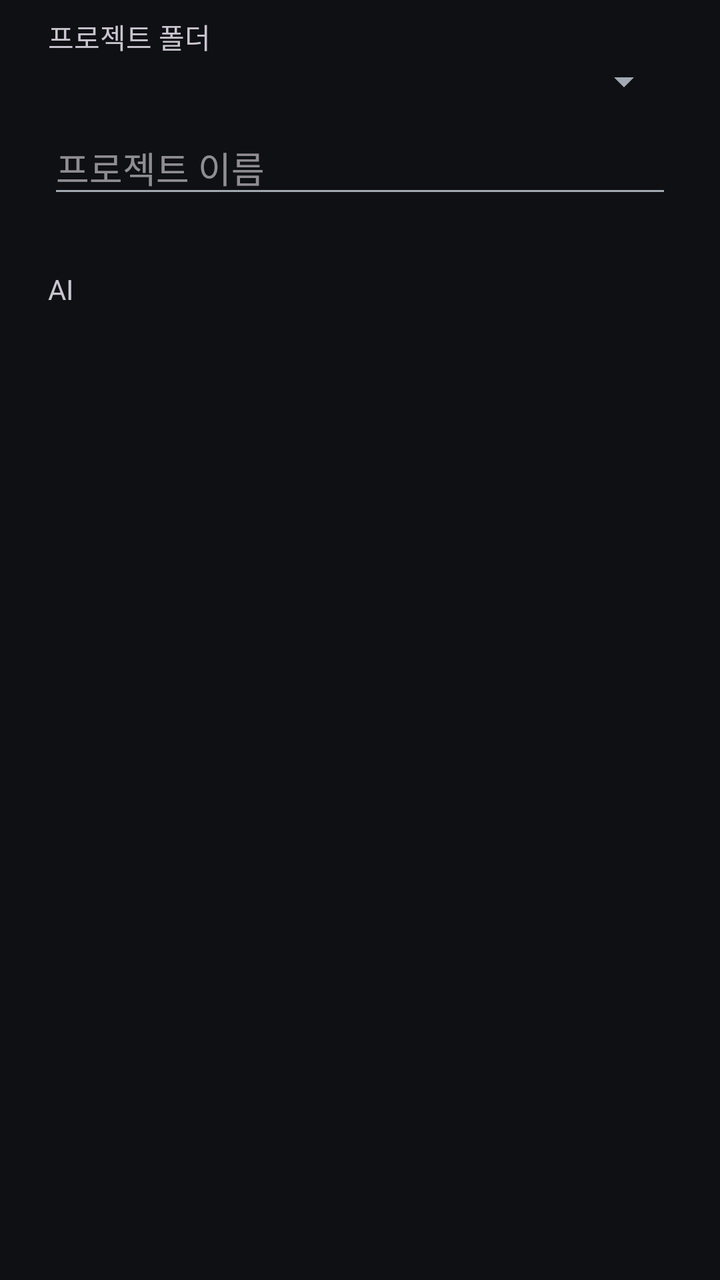
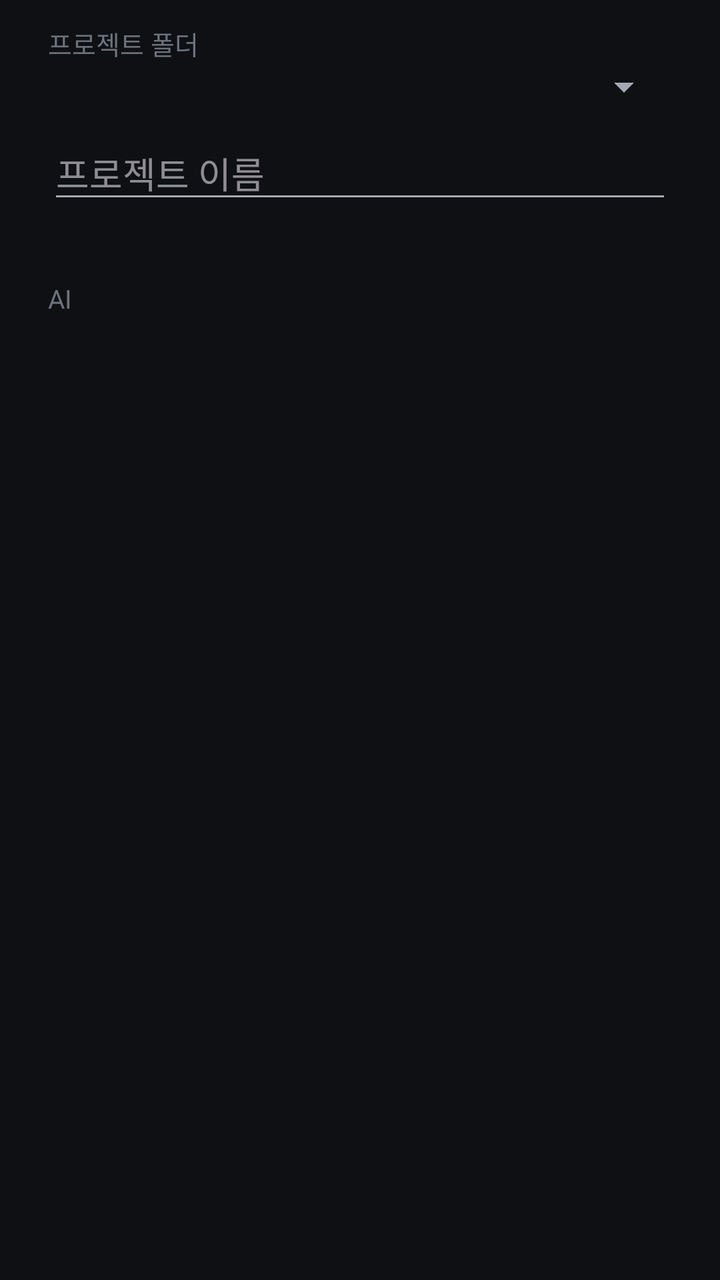

Compare the two renders of this Android layout. The source of the first and the diff that turns it into the second are given below.
<!-- AndroidManifest.xml: application theme Theme.Mpta -->
<!-- res/layout/dialog_new_project.xml -->
<?xml version="1.0" encoding="utf-8"?>
<LinearLayout xmlns:android="http://schemas.android.com/apk/res/android"
    android:layout_width="match_parent"
    android:layout_height="wrap_content"
    android:orientation="vertical"
    android:paddingStart="24dp"
    android:paddingTop="8dp"
    android:paddingEnd="24dp">

    <TextView
        android:id="@+id/rootLabel"
        android:layout_width="match_parent"
        android:layout_height="wrap_content"
        android:text="@string/project_root"
        android:textAppearance="?android:attr/textAppearanceSmall" />

    <Spinner
        android:id="@+id/rootSpinner"
        android:layout_width="match_parent"
        android:layout_height="wrap_content" />

    <EditText
        android:id="@+id/nameInput"
        android:layout_width="match_parent"
        android:layout_height="wrap_content"
        android:layout_marginTop="8dp"
        android:hint="@string/project_name_hint"
        android:importantForAutofill="no"
        android:inputType="text"
        android:maxLines="1" />

    <TextView
        android:id="@+id/pathPreview"
        android:layout_width="match_parent"
        android:layout_height="wrap_content"
        android:textAppearance="?android:attr/textAppearanceSmall" />

    <TextView
        android:layout_width="match_parent"
        android:layout_height="wrap_content"
        android:layout_marginTop="12dp"
        android:text="@string/project_agent"
        android:textAppearance="?android:attr/textAppearanceSmall" />

    <RadioGroup
        android:id="@+id/agentGroup"
        android:layout_width="match_parent"
        android:layout_height="wrap_content" />
</LinearLayout>
<!-- resources referenced by this layout -->
<resources>
  <string name="project_agent">AI</string>
  <string name="project_name_hint">프로젝트 이름</string>
  <string name="project_root">프로젝트 폴더</string>
  <color name="accent">#7FA9D8</color>
  <color name="accent_on">#0E1013</color>
  <color name="accent_container">#1F3147</color>
  <color name="accent_on_container">#D5E3F4</color>
  <color name="text_secondary">#A3A9B2</color>
  <color name="ink_3">#232830</color>
  <color name="ink_0">#0E1013</color>
  <color name="text_primary">#E7E9EC</color>
  <color name="ink_1">#15181D</color>
  <color name="ink_2">#1B1F25</color>
  <color name="hairline_strong">#24FFFFFF</color>
  <color name="hairline">#17FFFFFF</color>
  <color name="ripple">#1FFFFFFF</color>
  <style name="Widget.Mpta.Toolbar" parent="Widget.Material3.Toolbar">
          <item name="android:background">@drawable/bg_appbar</item>
          <item name="titleTextAppearance">@style/TextAppearance.Mpta.Title</item>
          <item name="titleTextColor">@color/text_primary</item>
      </style>
  <style name="Widget.Mpta.PopupMenu" parent="Widget.Material3.PopupMenu">
          <item name="android:popupBackground">@drawable/bg_popup</item>
          <item name="android:popupElevation">8dp</item>
      </style>
  <style name="ThemeOverlay.Mpta.Dialog" parent="ThemeOverlay.Material3.Dialog.Alert">
          <item name="android:windowBackground">@drawable/bg_dialog</item>
          <item name="colorPrimary">@color/accent</item>
          <item name="colorAccent">@color/accent</item>
          <item name="android:textColorPrimary">@color/text_primary</item>
          <item name="android:textColorSecondary">@color/text_secondary</item>
      </style>
  <!-- drawable bg_appbar (drawable) -->
  <?xml version="1.0" encoding="utf-8"?>
  <layer-list xmlns:android="http://schemas.android.com/apk/res/android">
      <item><shape><solid android:color="@color/hairline" /></shape></item>
      <item android:bottom="1dp"><shape><solid android:color="@color/ink_0" /></shape></item>
  </layer-list>
  <style name="TextAppearance.Mpta.Title" parent="TextAppearance.Material3.TitleLarge">
          <item name="android:textSize">20sp</item>
          <item name="android:fontFamily">sans-serif-medium</item>
          <item name="android:textColor">@color/text_primary</item>
      </style>
  <!-- drawable bg_popup (drawable) -->
  <?xml version="1.0" encoding="utf-8"?>
  <shape xmlns:android="http://schemas.android.com/apk/res/android">
      <corners android:radius="12dp" />
      <solid android:color="@color/ink_2" />
      <stroke android:width="1dp" android:color="@color/hairline_strong" />
      <padding android:top="4dp" android:bottom="4dp" />
  </shape>
  <!-- drawable bg_dialog (drawable) -->
  <?xml version="1.0" encoding="utf-8"?>
  <inset xmlns:android="http://schemas.android.com/apk/res/android"
      android:insetLeft="20dp" android:insetRight="20dp" android:insetTop="24dp" android:insetBottom="24dp">
      <shape>
          <corners android:radius="20dp" />
          <solid android:color="@color/ink_2" />
          <stroke android:width="1dp" android:color="@color/hairline_strong" />
      </shape>
  </inset>
  <!-- unchanged entries left out for length: 1 -->
</resources>

<!-- the commit's change to res/layout/dialog_new_project.xml (unified diff, before → after) -->
@@ -4,7 +4,7 @@
     android:layout_height="wrap_content"
     android:orientation="vertical"
     android:paddingStart="24dp"
-    android:paddingTop="8dp"
+    android:paddingTop="12dp"
     android:paddingEnd="24dp">
 
     <TextView
@@ -12,7 +12,8 @@
         android:layout_width="match_parent"
         android:layout_height="wrap_content"
         android:text="@string/project_root"
-        android:textAppearance="?android:attr/textAppearanceSmall" />
+        android:textColor="@color/text_muted"
+        android:textSize="13sp" />
 
     <Spinner
         android:id="@+id/rootSpinner"
@@ -33,14 +34,16 @@
         android:id="@+id/pathPreview"
         android:layout_width="match_parent"
         android:layout_height="wrap_content"
-        android:textAppearance="?android:attr/textAppearanceSmall" />
+        android:textColor="@color/text_muted"
+        android:textSize="13sp" />
 
     <TextView
         android:layout_width="match_parent"
         android:layout_height="wrap_content"
-        android:layout_marginTop="12dp"
+        android:layout_marginTop="16dp"
         android:text="@string/project_agent"
-        android:textAppearance="?android:attr/textAppearanceSmall" />
+        android:textColor="@color/text_muted"
+        android:textSize="13sp" />
 
     <RadioGroup
         android:id="@+id/agentGroup"
<!-- resource entries referenced after the edit -->
@@ -1,5 +1,6 @@
 <!-- resources referenced by this layout -->
 <resources>
+  <color name="text_muted">#6C737E</color>
   <string name="project_agent">AI</string>
   <string name="project_name_hint">프로젝트 이름</string>
   <string name="project_root">프로젝트 폴더</string>
